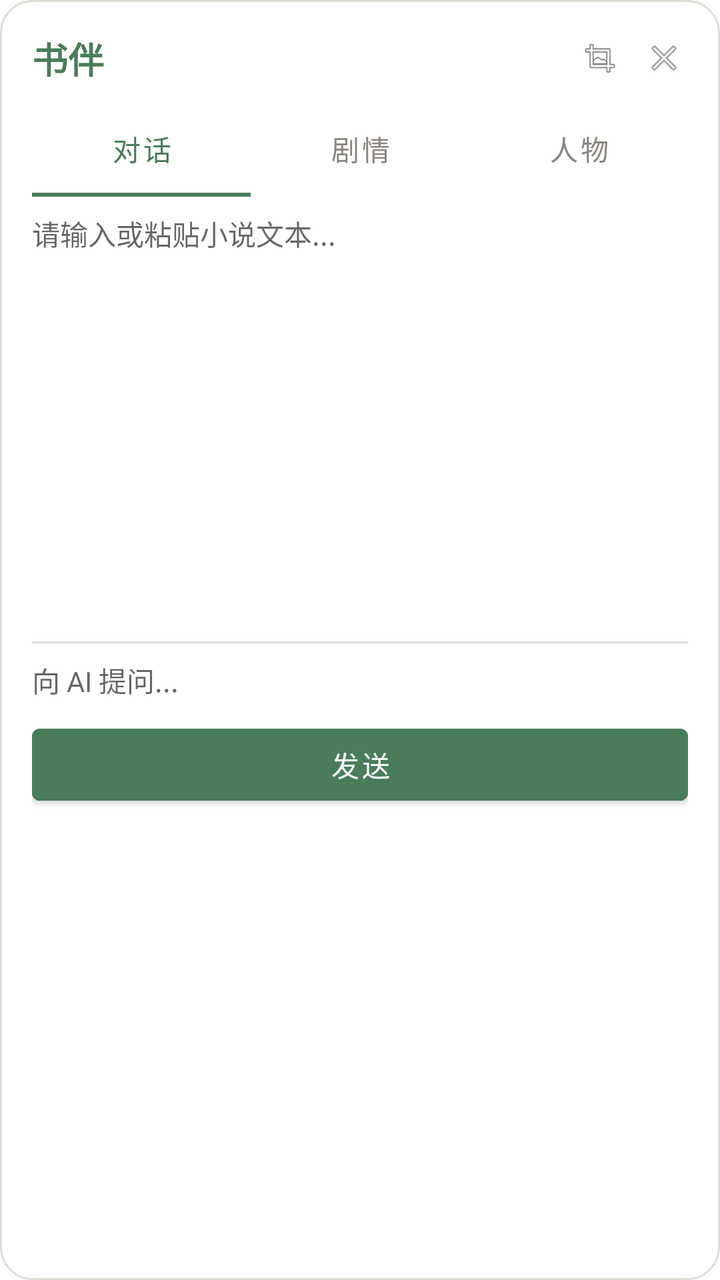
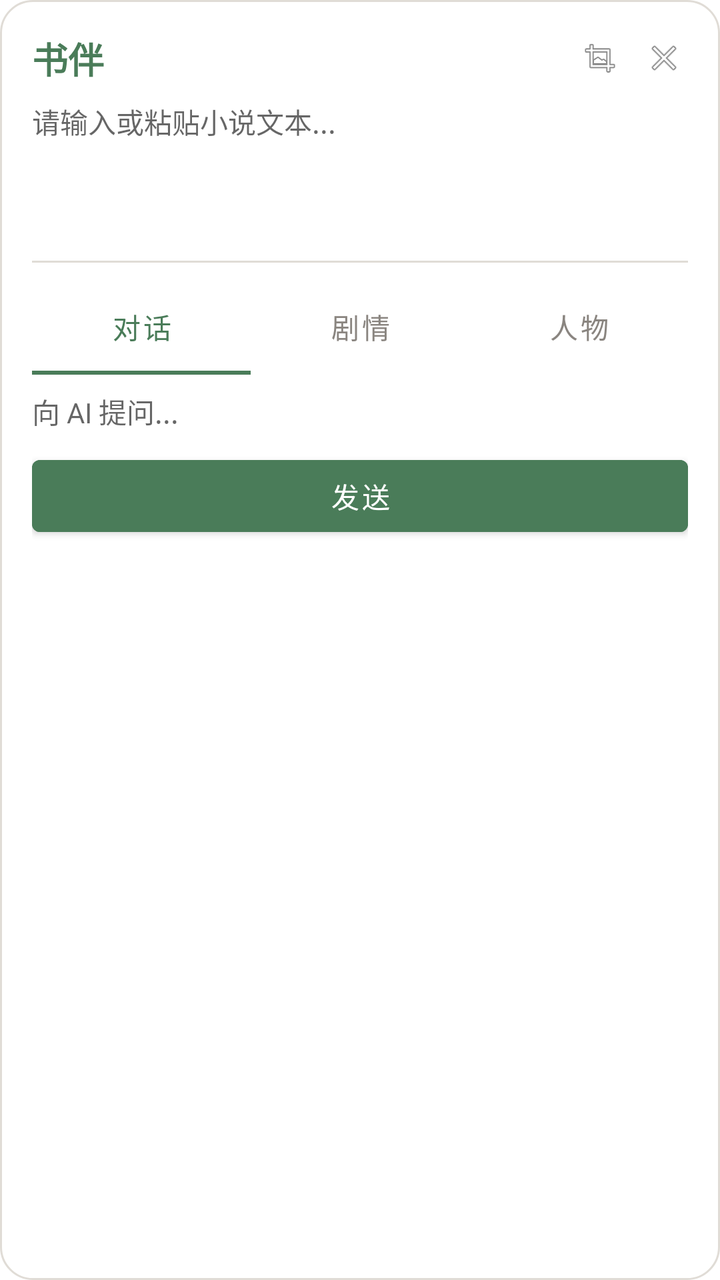

An Android layout rendered at two revisions. The XML below is the earlier revision; the diff shows what the commit changed to produce the second picture.
<!-- AndroidManifest.xml: application theme Theme.ShuBan -->
<!-- res/layout/floating_window.xml -->
<?xml version="1.0" encoding="utf-8"?>
<LinearLayout
    xmlns:android="http://schemas.android.com/apk/res/android"
    xmlns:app="http://schemas.android.com/apk/res-auto"
    android:layout_width="320dp"
    android:layout_height="wrap_content"
    android:background="@drawable/floating_window_bg"
    android:orientation="vertical"
    android:padding="16dp">

    
    <LinearLayout
        android:layout_width="match_parent"
        android:layout_height="wrap_content"
        android:gravity="center_vertical"
        android:orientation="horizontal">

        <TextView
            android:layout_width="0dp"
            android:layout_height="wrap_content"
            android:layout_weight="1"
            android:text="@string/app_name"
            android:textColor="@color/primary"
            android:textSize="18sp"
            android:textStyle="bold" />

        <ImageView
            android:id="@+id/btn_minimize"
            android:layout_width="24dp"
            android:layout_height="24dp"
            android:layout_marginEnd="8dp"
            android:padding="2dp"
            android:src="@android:drawable/ic_menu_crop"
            android:contentDescription="最小化" />

        <ImageView
            android:id="@+id/btn_close"
            android:layout_width="24dp"
            android:layout_height="24dp"
            android:padding="2dp"
            android:src="@android:drawable/ic_menu_close_clear_cancel"
            android:contentDescription="关闭" />

    </LinearLayout>

    
    <com.google.android.material.tabs.TabLayout
        android:id="@+id/tab_layout"
        android:layout_width="match_parent"
        android:layout_height="wrap_content"
        android:layout_marginTop="8dp"
        app:tabIndicatorColor="@color/primary"
        app:tabSelectedTextColor="@color/primary"
        app:tabTextColor="@color/text_secondary">

        <com.google.android.material.tabs.TabItem
            android:layout_width="wrap_content"
            android:layout_height="wrap_content"
            android:text="对话" />

        <com.google.android.material.tabs.TabItem
            android:layout_width="wrap_content"
            android:layout_height="wrap_content"
            android:text="剧情" />

        <com.google.android.material.tabs.TabItem
            android:layout_width="wrap_content"
            android:layout_height="wrap_content"
            android:text="人物" />

    </com.google.android.material.tabs.TabLayout>

    
    <FrameLayout
        android:id="@+id/content_container"
        android:layout_width="match_parent"
        android:layout_height="300dp"
        android:layout_marginTop="8dp">

        
        <LinearLayout
            android:id="@+id/layout_chat"
            android:layout_width="match_parent"
            android:layout_height="match_parent"
            android:orientation="vertical"
            android:visibility="visible">

            <EditText
                android:id="@+id/et_input_text"
                android:layout_width="match_parent"
                android:layout_height="0dp"
                android:layout_weight="1"
                android:background="@android:color/transparent"
                android:gravity="top|start"
                android:hint="@string/hint_input_text"
                android:inputType="textMultiLine"
                android:textSize="14sp" />

            <View
                android:layout_width="match_parent"
                android:layout_height="1dp"
                android:background="@color/divider" />

            <EditText
                android:id="@+id/et_question"
                android:layout_width="match_parent"
                android:layout_height="wrap_content"
                android:layout_marginTop="8dp"
                android:background="@android:color/transparent"
                android:hint="@string/hint_input_question"
                android:inputType="text"
                android:textSize="14sp" />

            <Button
                android:id="@+id/btn_send"
                android:layout_width="match_parent"
                android:layout_height="wrap_content"
                android:layout_marginTop="8dp"
                android:backgroundTint="@color/primary"
                android:text="@string/btn_send"
                android:textColor="@color/white"
                android:textSize="14sp" />

        </LinearLayout>

        
        <LinearLayout
            android:id="@+id/layout_summary"
            android:layout_width="match_parent"
            android:layout_height="match_parent"
            android:orientation="vertical"
            android:visibility="gone">

            <TextView
                android:layout_width="wrap_content"
                android:layout_height="wrap_content"
                android:text="剧情摘要"
                android:textColor="@color/text_primary"
                android:textSize="16sp"
                android:textStyle="bold" />

            <ScrollView
                android:layout_width="match_parent"
                android:layout_height="0dp"
                android:layout_marginTop="8dp"
                android:layout_weight="1">

                <TextView
                    android:id="@+id/tv_summary"
                    android:layout_width="match_parent"
                    android:layout_height="wrap_content"
                    android:text='粘贴小说文本后点击"分析剧情"按钮，AI 将为你生成剧情摘要...'
                    android:textColor="@color/text_secondary"
                    android:textSize="14sp" />

            </ScrollView>

            <Button
                android:id="@+id/btn_analyze"
                android:layout_width="match_parent"
                android:layout_height="wrap_content"
                android:layout_marginTop="8dp"
                android:backgroundTint="@color/primary"
                android:text="@string/btn_analyze"
                android:textColor="@color/white"
                android:textSize="14sp" />

        </LinearLayout>

        
        <LinearLayout
            android:id="@+id/layout_characters"
            android:layout_width="match_parent"
            android:layout_height="match_parent"
            android:orientation="vertical"
            android:visibility="gone">

            <TextView
                android:layout_width="wrap_content"
                android:layout_height="wrap_content"
                android:text="人物关系图谱"
                android:textColor="@color/text_primary"
                android:textSize="16sp"
                android:textStyle="bold" />

            <ScrollView
                android:layout_width="match_parent"
                android:layout_height="0dp"
                android:layout_marginTop="8dp"
                android:layout_weight="1">

                <LinearLayout
                    android:id="@+id/character_container"
                    android:layout_width="match_parent"
                    android:layout_height="wrap_content"
                    android:orientation="vertical">

                    

                </LinearLayout>

            </ScrollView>

            <Button
                android:id="@+id/btn_character"
                android:layout_width="match_parent"
                android:layout_height="wrap_content"
                android:layout_marginTop="8dp"
                android:backgroundTint="@color/primary"
                android:text="@string/btn_character"
                android:textColor="@color/white"
                android:textSize="14sp" />

        </LinearLayout>

    </FrameLayout>

</LinearLayout>
<!-- resources referenced by this layout -->
<resources>
  <color name="divider">#E0DCD6</color>
  <color name="primary">#4A7C59</color>
  <color name="text_primary">#2D2A26</color>
  <color name="text_secondary">#8A8580</color>
  <color name="white">#FFFFFF</color>
  <!-- drawable floating_window_bg (drawable) -->
  <?xml version="1.0" encoding="utf-8"?>
  <shape xmlns:android="http://schemas.android.com/apk/res/android"
      android:shape="rectangle">
      <solid android:color="@color/card_background" />
      <corners android:radius="16dp" />
      <stroke
          android:width="1dp"
          android:color="@color/divider" />
  </shape>
  <string name="app_name">书伴</string>
  <string name="btn_analyze">分析剧情</string>
  <string name="btn_character">人物关系</string>
  <string name="btn_send">发送</string>
  <string name="hint_input_question">向 AI 提问...</string>
  <string name="hint_input_text">请输入或粘贴小说文本...</string>
  <style name="Theme.ShuBan" parent="Theme.MaterialComponents.DayNight.NoActionBar">
          <item name="colorPrimary">@color/primary</item>
          <item name="colorPrimaryVariant">@color/primary_dark</item>
          <item name="colorOnPrimary">@color/white</item>
          <item name="colorSecondary">@color/accent</item>
          <item name="colorOnSecondary">@color/white</item>
          <item name="android:statusBarColor">@color/primary_dark</item>
      </style>
  <color name="card_background">#FFFFFF</color>
  <color name="primary_dark">#3a6347</color>
  <color name="accent">#C4956A</color>
</resources>

<!-- the commit's change to res/layout/floating_window.xml (unified diff, before → after) -->
@@ -44,6 +44,23 @@
     </LinearLayout>
 
     
+    <EditText
+        android:id="@+id/et_input_text"
+        android:layout_width="match_parent"
+        android:layout_height="80dp"
+        android:layout_marginTop="8dp"
+        android:background="@android:color/transparent"
+        android:gravity="top|start"
+        android:hint="@string/hint_input_text"
+        android:inputType="textMultiLine"
+        android:textSize="14sp" />
+
+    <View
+        android:layout_width="match_parent"
+        android:layout_height="1dp"
+        android:background="@color/divider" />
+
+    
     <com.google.android.material.tabs.TabLayout
         android:id="@+id/tab_layout"
         android:layout_width="match_parent"
@@ -74,7 +91,7 @@
     <FrameLayout
         android:id="@+id/content_container"
         android:layout_width="match_parent"
-        android:layout_height="300dp"
+        android:layout_height="240dp"
         android:layout_marginTop="8dp">
 
         
@@ -86,26 +103,9 @@
             android:visibility="visible">
 
             <EditText
-                android:id="@+id/et_input_text"
-                android:layout_width="match_parent"
-                android:layout_height="0dp"
-                android:layout_weight="1"
-                android:background="@android:color/transparent"
-                android:gravity="top|start"
-                android:hint="@string/hint_input_text"
-                android:inputType="textMultiLine"
-                android:textSize="14sp" />
-
-            <View
-                android:layout_width="match_parent"
-                android:layout_height="1dp"
-                android:background="@color/divider" />
-
-            <EditText
                 android:id="@+id/et_question"
                 android:layout_width="match_parent"
                 android:layout_height="wrap_content"
-                android:layout_marginTop="8dp"
                 android:background="@android:color/transparent"
                 android:hint="@string/hint_input_question"
                 android:inputType="text"
@@ -120,6 +120,21 @@
                 android:text="@string/btn_send"
                 android:textColor="@color/white"
                 android:textSize="14sp" />
+
+            <ScrollView
+                android:layout_width="match_parent"
+                android:layout_height="0dp"
+                android:layout_marginTop="8dp"
+                android:layout_weight="1">
+
+                <TextView
+                    android:id="@+id/tv_chat_response"
+                    android:layout_width="match_parent"
+                    android:layout_height="wrap_content"
+                    android:textColor="@color/text_primary"
+                    android:textSize="14sp" />
+
+            </ScrollView>
 
         </LinearLayout>
 
@@ -131,18 +146,9 @@
             android:orientation="vertical"
             android:visibility="gone">
 
-            <TextView
-                android:layout_width="wrap_content"
-                android:layout_height="wrap_content"
-                android:text="剧情摘要"
-                android:textColor="@color/text_primary"
-                android:textSize="16sp"
-                android:textStyle="bold" />
-
             <ScrollView
                 android:layout_width="match_parent"
                 android:layout_height="0dp"
-                android:layout_marginTop="8dp"
                 android:layout_weight="1">
 
                 <TextView
@@ -175,18 +181,9 @@
             android:orientation="vertical"
             android:visibility="gone">
 
-            <TextView
-                android:layout_width="wrap_content"
-                android:layout_height="wrap_content"
-                android:text="人物关系图谱"
-                android:textColor="@color/text_primary"
-                android:textSize="16sp"
-                android:textStyle="bold" />
-
             <ScrollView
                 android:layout_width="match_parent"
                 android:layout_height="0dp"
-                android:layout_marginTop="8dp"
                 android:layout_weight="1">
 
                 <LinearLayout
